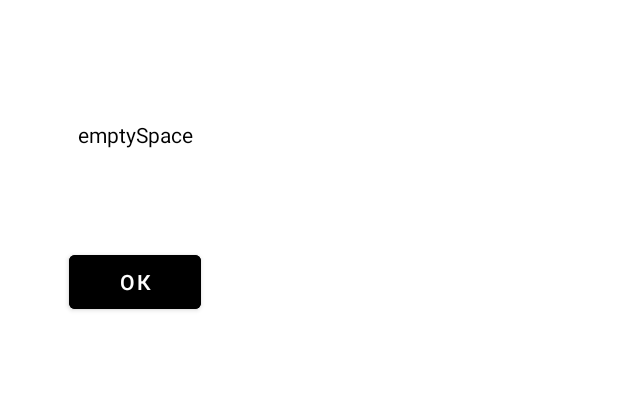
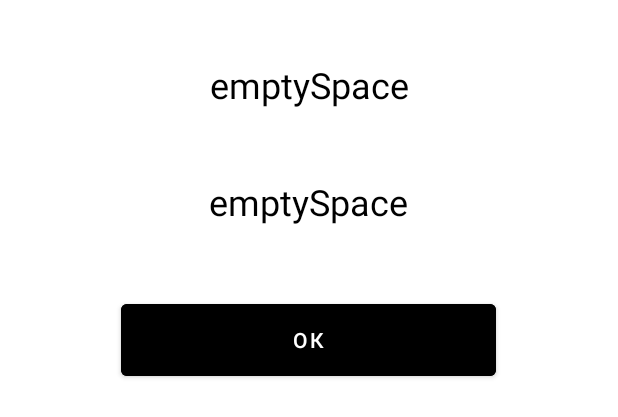
Before and after one commit to kayvazov/mobile.vsuet.app, an Android app: the layout search_fragment.xml on its own in the app's theme, with its tools: preview values and no code run, on a phone screen of 412 x 824 dp. Shown: the top 417 px of the screen. Run offline under Robolectric (Android 15) with nearby library versions, the phone set to English and light mode, and no system bars.

Commit message:
Доделал логику с расписанием пар и исправил баги + закончил оформление

```diff
--- a/app/src/main/java/com/example/prepodsearch/choiceFragment/ChoiceFragment.kt
+++ b/app/src/main/java/com/example/prepodsearch/choiceFragment/ChoiceFragment.kt
@@ -25,20 +25,18 @@ class ChoiceFragment : Fragment() {
 
             searchButton.setOnClickListener {
                 val teacherNameArg = binding.teacherContainer.text.toString()
-
                 findNavController().navigate(ChoiceFragmentDirections.fromChoiceToSearchResult(teacherNameArg))
 
             }
 
 
             teacherContainer.setOnClickListener {
-                val dialog = ListDialogFragment("Teacher", facultyContainer.text.toString())
+                val dialog = ListDialogFragment("Teacher", facultyContainer.text.toString(), null)
                 dialog.show(requireActivity().supportFragmentManager, "teacherChoice")
             }
 
             facultyContainer.setOnClickListener {
-                val dialog = ListDialogFragment("Faculty", null)
-
+                val dialog = ListDialogFragment("Faculty", null, null)
                 dialog.show(requireActivity().supportFragmentManager, "facultyChoice")
 
             }
--- a/app/src/main/java/com/example/prepodsearch/listDialogFragment/ListViewModelFactory.kt
+++ b/app/src/main/java/com/example/prepodsearch/listDialogFragment/ListViewModelFactory.kt
@@ -3,17 +3,20 @@ package com.example.prepodsearch.listDialogFragment
 import android.app.Application
 import androidx.lifecycle.ViewModel
 import androidx.lifecycle.ViewModelProvider
+import com.example.prepodsearch.roomDataBase.lessonDataBase.LessonDao
 import com.example.prepodsearch.roomDataBase.teacherDataBase.TeacherDAO
 import java.lang.IllegalArgumentException
 
 class ListViewModelFactory(
+    private val lessonDataSource: LessonDao,
     private val teacherDataSource: TeacherDAO,
     val application: Application
 ) : ViewModelProvider.Factory {
 
     @Suppress("UNCHECKED_CAST")
     override fun <T : ViewModel?> create(modelClass: Class<T>): T {
-        if (modelClass.isAssignableFrom(ListDialogViewModel::class.java)) ListDialogViewModel(
+        if (modelClass.isAssignableFrom(ListDialogViewModel::class.java)) return ListDialogViewModel(
+            lessonDataSource,
             teacherDataSource,
             application
         ) as T
--- a/app/src/main/java/com/example/prepodsearch/listViewAdapter/ListViewAdapter.kt
+++ b/app/src/main/java/com/example/prepodsearch/listViewAdapter/ListViewAdapter.kt
@@ -8,7 +8,7 @@ import android.widget.BaseAdapter
 import android.widget.TextView
 import com.example.prepodsearch.R
 
-class ListViewAdapter : BaseAdapter() {
+class ListViewAdapter() : BaseAdapter() {
 
     var data = listOf<Any>()
         set(value) {
--- a/app/src/main/res/drawable/spinner_background.xml
+++ b/app/src/main/res/drawable/spinner_background.xml
@@ -1,6 +1,6 @@
 <?xml version="1.0" encoding="utf-8"?>
 <shape xmlns:android="http://schemas.android.com/apk/res/android">
-    <solid android:color="#ffffff" />
+    <solid android:color="@color/white" />
     <stroke
         android:width="1dp"
         android:color="#000000" />
--- a/app/src/main/res/layout/activity_main.xml
+++ b/app/src/main/res/layout/activity_main.xml
@@ -4,7 +4,6 @@
     xmlns:tools="http://schemas.android.com/tools"
     android:layout_width="match_parent"
     android:layout_height="match_parent"
-    android:id="@+id/mainContainer"
     tools:context=".mainActivity.MainActivity">
 
     <androidx.fragment.app.FragmentContainerView
--- a/app/src/main/res/layout/search_fragment.xml
+++ b/app/src/main/res/layout/search_fragment.xml
@@ -2,44 +2,88 @@
 <androidx.constraintlayout.widget.ConstraintLayout xmlns:android="http://schemas.android.com/apk/res/android"
     xmlns:app="http://schemas.android.com/apk/res-auto"
     xmlns:tools="http://schemas.android.com/tools"
-    android:layout_width="wrap_content"
-    android:layout_height="wrap_content"
+    android:layout_width="match_parent"
+    android:layout_height="match_parent"
+    android:layout_gravity="center"
     android:padding="40dp"
     tools:context=".searchFragment.SearchFragment">
 
     <TextView
         android:id="@+id/responseMessage"
-        android:layout_width="wrap_content"
+        android:layout_width="250dp"
         android:layout_height="wrap_content"
+        android:layout_marginTop="12dp"
         android:gravity="center"
         android:minWidth="100dp"
         android:minHeight="100dp"
         android:text="@string/emptySpace"
         android:textColor="#000000"
-        android:textSize="14sp"
+        android:textSize="24sp"
         app:layout_constraintEnd_toEndOf="parent"
+        app:layout_constraintHorizontal_bias="0.496"
         app:layout_constraintStart_toStartOf="parent"
-        app:layout_constraintTop_toTopOf="parent" />
+        app:layout_constraintTop_toBottomOf="@+id/lessonTable" />
 
     <Button
         android:id="@+id/okButton"
-        android:layout_width="wrap_content"
-        android:layout_height="wrap_content"
-        android:layout_marginTop="24dp"
+        android:layout_width="250dp"
+        android:layout_height="60dp"
+        android:layout_marginTop="12dp"
         android:backgroundTint="#000000"
         android:text="@string/okButtonText"
         app:layout_constraintEnd_toEndOf="parent"
+        app:layout_constraintHorizontal_bias="0.496"
+        app:layout_constraintStart_toStartOf="parent"
+        app:layout_constraintTop_toBottomOf="@+id/responseMessage" />
+
+    <Button
+        android:id="@+id/otherDayButton"
+        android:layout_width="250dp"
+        android:layout_height="60dp"
+        android:layout_marginTop="12dp"
+        android:backgroundTint="#000000"
+        android:text="@string/takeAnotherDay"
+        android:visibility="gone"
+        app:layout_constraintEnd_toEndOf="parent"
+        app:layout_constraintStart_toStartOf="parent"
+        app:layout_constraintTop_toBottomOf="@+id/okButton" />
+
+    <androidx.recyclerview.widget.RecyclerView
+        android:id="@+id/lessonTable"
+        android:layout_width="250dp"
+        android:layout_height="315dp"
+        android:layout_marginTop="12dp"
+        android:visibility="gone"
+        app:layout_constraintEnd_toEndOf="parent"
+        app:layout_constraintHorizontal_bias="0.496"
         app:layout_constraintStart_toStartOf="parent"
         app:layout_constraintTop_toBottomOf="@+id/leftLessonsText" />
+
+    <TextView
+        android:id="@+id/teacherNameContainer"
+        android:layout_width="250dp"
+        android:layout_height="wrap_content"
+        android:gravity="center"
+        android:text="@string/emptySpace"
+        android:textColor="#000000"
+        android:textSize="24sp"
+        app:layout_constraintEnd_toEndOf="parent"
+        app:layout_constraintHorizontal_bias="0.5"
+        app:layout_constraintStart_toStartOf="parent"
+        app:layout_constraintTop_toTopOf="parent" />
 
     <TextView
         android:id="@+id/leftLessonsText"
         android:layout_width="wrap_content"
         android:layout_height="wrap_content"
-        android:layout_marginTop="32dp"
-        android:text="@string/emptySpace"
+        android:layout_marginTop="16dp"
+        android:text="@string/leftLessons"
+        android:textColor="#000000"
+        android:textSize="16sp"
         android:visibility="gone"
         app:layout_constraintEnd_toEndOf="parent"
+        app:layout_constraintHorizontal_bias="0.498"
         app:layout_constraintStart_toStartOf="parent"
-        app:layout_constraintTop_toBottomOf="@+id/responseMessage" />
+        app:layout_constraintTop_toBottomOf="@+id/teacherNameContainer" />
+
 </androidx.constraintlayout.widget.ConstraintLayout>
--- a/app/src/main/res/navigation/main_nav.xml
+++ b/app/src/main/res/navigation/main_nav.xml
@@ -2,7 +2,6 @@
 <navigation xmlns:android="http://schemas.android.com/apk/res/android"
     xmlns:app="http://schemas.android.com/apk/res-auto"
     xmlns:tools="http://schemas.android.com/tools"
-    android:id="@+id/main_nav"
     app:startDestination="@id/choiceFragment">
 
     <fragment
--- a/app/src/main/res/values-night/themes.xml
+++ b/app/src/main/res/values-night/themes.xml
@@ -1,13 +1,13 @@
 <resources xmlns:tools="http://schemas.android.com/tools">
     <!-- Base application theme. -->
-    <style name="Theme.PrepodSearch" parent="Theme.MaterialComponents.DayNight.DarkActionBar">
+    <style name="Theme.PrepodSearch" parent="Theme.MaterialComponents.Light.NoActionBar">
         <!-- Primary brand color. -->
-        <item name="colorPrimary">@color/purple_200</item>
-        <item name="colorPrimaryVariant">@color/purple_700</item>
-        <item name="colorOnPrimary">@color/black</item>
+        <item name="colorPrimary">@color/purple_500</item>
+        <item name="colorPrimaryVariant">@color/black</item>
+        <item name="colorOnPrimary">@color/white</item>
         <!-- Secondary brand color. -->
         <item name="colorSecondary">@color/teal_200</item>
-        <item name="colorSecondaryVariant">@color/teal_200</item>
+        <item name="colorSecondaryVariant">@color/teal_700</item>
         <item name="colorOnSecondary">@color/black</item>
         <!-- Status bar color. -->
         <item name="android:statusBarColor" tools:targetApi="l">?attr/colorPrimaryVariant</item>
--- a/app/src/main/res/values/themes.xml
+++ b/app/src/main/res/values/themes.xml
@@ -1,9 +1,9 @@
 <resources xmlns:tools="http://schemas.android.com/tools">
     <!-- Base application theme. -->
-    <style name="Theme.PrepodSearch" parent="Theme.MaterialComponents.DayNight.DarkActionBar">
+    <style name="Theme.PrepodSearch" parent="Theme.MaterialComponents.Light.NoActionBar">
         <!-- Primary brand color. -->
         <item name="colorPrimary">@color/purple_500</item>
-        <item name="colorPrimaryVariant">@color/purple_700</item>
+        <item name="colorPrimaryVariant">@color/black</item>
         <item name="colorOnPrimary">@color/white</item>
         <!-- Secondary brand color. -->
         <item name="colorSecondary">@color/teal_200</item>
```
Also changed, not shown: app/src/main/java/com/example/prepodsearch/RecyclerViewAdapter/LessonRecyclerViewAdapter.kt (added, +37 -0 lines), app/src/main/java/com/example/prepodsearch/RecyclerViewAdapter/LessonViewHolder.kt (added, +14 -0 lines), app/src/main/java/com/example/prepodsearch/listDialogFragment/ListDialogFragment.kt (+43 -16 lines), app/src/main/java/com/example/prepodsearch/listDialogFragment/ListDialogViewModel.kt (+12 -2 lines), app/src/main/java/com/example/prepodsearch/searchFragment/SearchFragment.kt (+48 -13 lines), app/src/main/res/layout/choice_fragment.xml (+10 -8 lines), app/src/main/res/layout/lesson_view_holder_item.xml (added, +37 -0 lines), app/src/main/res/values/strings.xml (+10 -1 lines).
